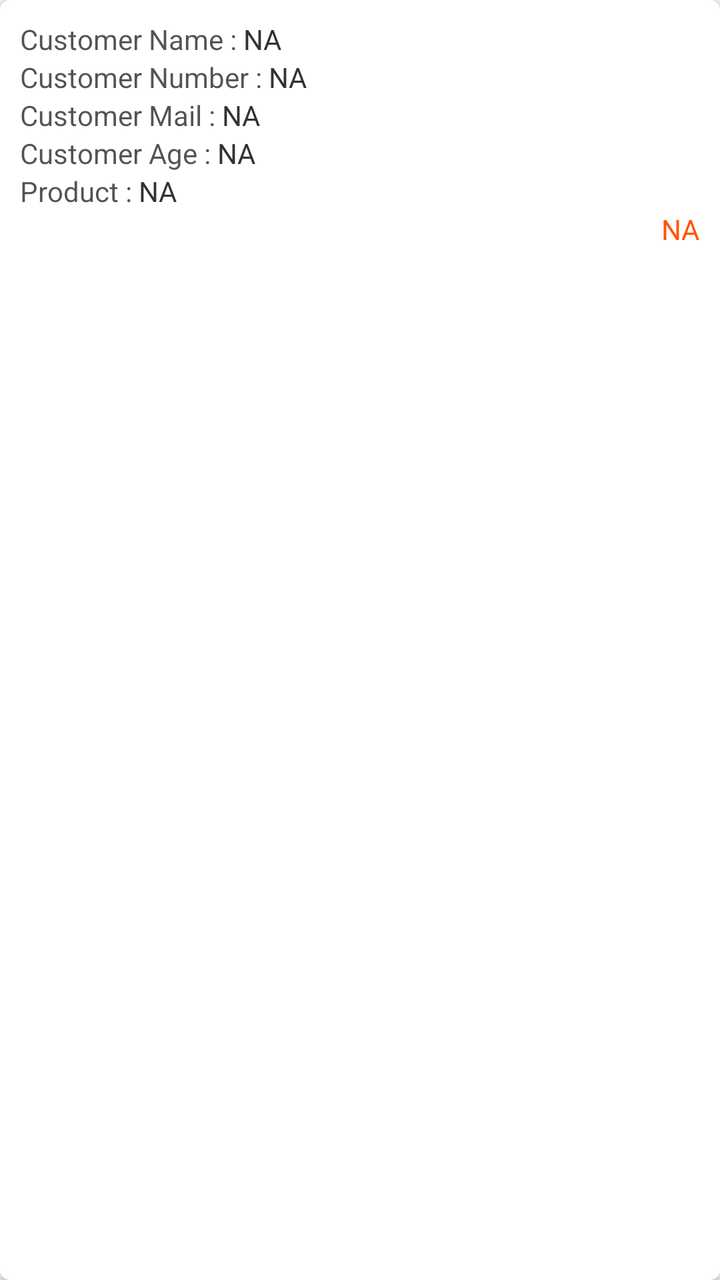
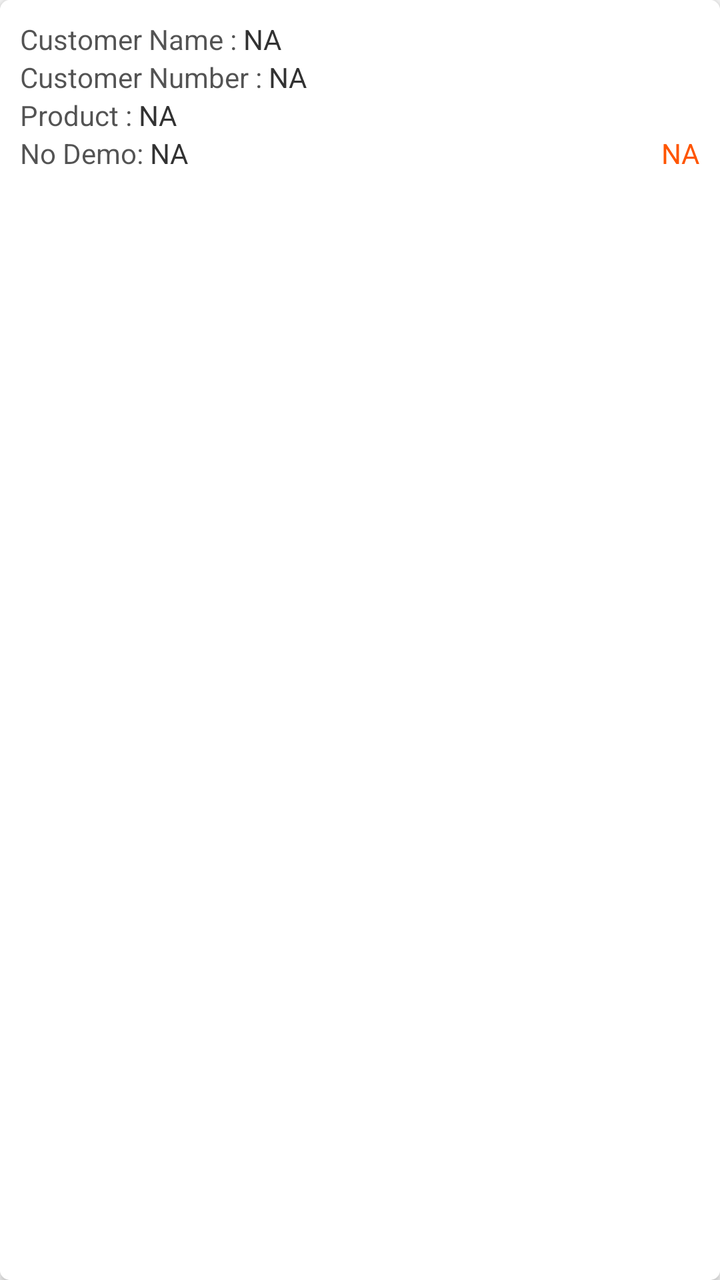

The first picture is an Android layout as it rendered before a commit; the second is the same layout after the commit. The layout source and the unified diff follow.
<!-- AndroidManifest.xml: application theme ApplicationStyle -->
<!-- res/layout/view_demo_item.xml -->
<?xml version="1.0" encoding="utf-8"?>
<androidx.cardview.widget.CardView xmlns:android="http://schemas.android.com/apk/res/android"
    xmlns:app="http://schemas.android.com/apk/res-auto"
    android:layout_width="match_parent"
    android:layout_height="wrap_content"
    android:layout_margin="@dimen/size_10"
    app:cardCornerRadius="@dimen/size_5"
    app:cardBackgroundColor="@color/white">

    <androidx.constraintlayout.widget.ConstraintLayout
        android:layout_width="match_parent"
        android:layout_height="match_parent"
        android:background="#fff"
        android:padding="10dp">

        <TextView
            android:id="@+id/tv_customerNameTitle"
            android:layout_width="wrap_content"
            android:layout_height="wrap_content"
            android:text="Customer Name : "
            android:textColor="#AC000000"
            app:layout_constraintStart_toStartOf="parent"
            app:layout_constraintTop_toTopOf="parent" />

        <TextView
            android:id="@+id/tv_customerNameValue"
            android:layout_width="wrap_content"
            android:layout_height="wrap_content"
            android:text="NA"
            app:layout_constraintStart_toEndOf="@+id/tv_customerNameTitle"
            app:layout_constraintTop_toTopOf="parent" />

        <TextView
            android:id="@+id/tv_customerNumberTitle"
            android:layout_width="wrap_content"
            android:layout_height="wrap_content"
            android:text="Customer Number : "
            android:textColor="#AC000000"
            app:layout_constraintStart_toStartOf="parent"
            app:layout_constraintTop_toBottomOf="@+id/tv_customerNameTitle" />

        <TextView
            android:id="@+id/tv_customerNumberValue"
            android:layout_width="wrap_content"
            android:layout_height="wrap_content"
            android:text="NA"
            app:layout_constraintStart_toEndOf="@+id/tv_customerNumberTitle"
            app:layout_constraintTop_toBottomOf="@+id/tv_customerNameValue" />

        <TextView
            android:id="@+id/tv_customerMailTitle"
            android:layout_width="wrap_content"
            android:layout_height="wrap_content"
            android:text="Customer Mail : "
            android:textColor="#AC000000"
            app:layout_constraintStart_toStartOf="parent"
            app:layout_constraintTop_toBottomOf="@+id/tv_customerNumberTitle" />

        <TextView
            android:id="@+id/tv_customerMailValue"
            android:layout_width="wrap_content"
            android:layout_height="wrap_content"
            android:text="NA"
            app:layout_constraintStart_toEndOf="@+id/tv_customerMailTitle"
            app:layout_constraintTop_toBottomOf="@+id/tv_customerNumberValue" />

        <TextView
            android:id="@+id/tv_customerAgeTitle"
            android:layout_width="wrap_content"
            android:layout_height="wrap_content"
            android:text="Customer Age : "
            android:textColor="#AC000000"
            app:layout_constraintStart_toStartOf="parent"
            app:layout_constraintTop_toBottomOf="@+id/tv_customerMailTitle" />

        <TextView
            android:id="@+id/tv_customerAgeValue"
            android:layout_width="wrap_content"
            android:layout_height="wrap_content"
            android:text="NA"
            app:layout_constraintStart_toEndOf="@+id/tv_customerAgeTitle"
            app:layout_constraintTop_toBottomOf="@+id/tv_customerMailValue" />

        <TextView
            android:id="@+id/tv_productTitle"
            android:layout_width="wrap_content"
            android:layout_height="wrap_content"
            android:text="Product : "
            android:textColor="#AC000000"
            app:layout_constraintStart_toStartOf="parent"
            app:layout_constraintTop_toBottomOf="@+id/tv_customerAgeTitle" />

        <TextView
            android:id="@+id/tv_productValue"
            android:layout_width="wrap_content"
            android:layout_height="wrap_content"
            android:text="NA"
            app:layout_constraintStart_toEndOf="@+id/tv_productTitle"
            app:layout_constraintTop_toBottomOf="@+id/tv_customerAgeValue" />

        <TextView
            android:id="@+id/tv_submittedDateValue"
            android:layout_width="wrap_content"
            android:layout_height="wrap_content"
            android:text="NA"
            android:textColor="@color/orange"
            app:layout_constraintEnd_toEndOf="parent"
            app:layout_constraintTop_toBottomOf="@+id/tv_productTitle" />

    </androidx.constraintlayout.widget.ConstraintLayout>

</androidx.cardview.widget.CardView>
<!-- resources referenced by this layout -->
<resources>
  <color name="orange">#ff5500
  </color>
  <color name="white">#ffffff
  </color>
  <dimen name="size_10">10dp</dimen>
  <dimen name="size_5">5dp</dimen>
  <style name="ApplicationStyle" parent="AppBaseTheme">
          <item name="android:windowNoTitle">true</item>
          <item name="android:windowBackground">@drawable/page2bg</item>
          <item name="android:buttonStyle">@style/CKButton</item>
      </style>
  <style name="AppBaseTheme" parent="android:Theme.Holo.Light">
          
      </style>
  <!-- drawable page2bg (drawable) -->
  <shape xmlns:android="http://schemas.android.com/apk/res/android"
      android:shape="rectangle" >
  
      <gradient
          android:angle="90"
          android:centerColor="#f6f6f6"
          android:endColor="#f6f6f6"
          android:startColor="#f6f6f6" />
  
      <corners android:radius="0dp" />
  
  </shape>
  <style name="CKButton" parent="android:style/Widget.Button">
          <item name="android:background">@drawable/custom_button</item>
          <item name="android:textColor">@color/white</item>
          <item name="android:textStyle">bold</item>
          <item name="android:shadowColor">#000000</item>
          <item name="android:shadowDx">1</item>
          <item name="android:shadowDy">2</item>
          <item name="android:shadowRadius">2</item>
          <item name="android:paddingLeft">@dimen/btnpadding</item>
          <item name="android:paddingRight">@dimen/btnpadding</item>
          <item name="android:minWidth">90dp</item>
  
          
          <item name="android:typeface">serif</item>
      </style>
  <!-- drawable custom_button (drawable) -->
  <?xml version="1.0" encoding="utf-8"?>
  <selector xmlns:android="http://schemas.android.com/apk/res/android" >
       <item android:state_pressed="true" >
           <shape android:shape="rectangle"  >
               <corners android:radius="@dimen/font_20" />
               <stroke android:width="1dip" android:color="@color/app_btn_color" />
               <gradient  android:angle="-90"  android:startColor="#00958f" android:endColor="#00958f"  />            
           </shape>
       </item>
      <item android:state_focused="true">
           <shape android:shape="rectangle"  >
               <corners android:radius="@dimen/font_20" />
               <stroke android:width="1dip" android:color="#00958f" />
               <solid  android:color="#00958f"/>       
           </shape>
       </item>  
      <item >
          <shape android:shape="rectangle"  >
               <corners android:radius="@dimen/font_20" />
               <stroke android:width="1dip" android:color="#00958f" />
               <gradient  android:angle="-90"  android:startColor="#00958f" android:endColor="#00958f" />            
           </shape>
       </item>
  </selector>
  <dimen name="btnpadding">5dp</dimen>
  <dimen name="font_20">20sp</dimen>
  <color name="app_btn_color">#00958f</color>
</resources>

<!-- the commit's change to res/layout/view_demo_item.xml (unified diff, before → after) -->
@@ -51,6 +51,7 @@
             android:id="@+id/tv_customerMailTitle"
             android:layout_width="wrap_content"
             android:layout_height="wrap_content"
+            android:visibility="gone"
             android:text="Customer Mail : "
             android:textColor="#AC000000"
             app:layout_constraintStart_toStartOf="parent"
@@ -59,6 +60,7 @@
         <TextView
             android:id="@+id/tv_customerMailValue"
             android:layout_width="wrap_content"
+            android:visibility="gone"
             android:layout_height="wrap_content"
             android:text="NA"
             app:layout_constraintStart_toEndOf="@+id/tv_customerMailTitle"
@@ -68,18 +70,20 @@
             android:id="@+id/tv_customerAgeTitle"
             android:layout_width="wrap_content"
             android:layout_height="wrap_content"
-            android:text="Customer Age : "
+            android:text="No Demo: "
+
             android:textColor="#AC000000"
             app:layout_constraintStart_toStartOf="parent"
-            app:layout_constraintTop_toBottomOf="@+id/tv_customerMailTitle" />
+            app:layout_constraintTop_toBottomOf="@+id/tv_productTitle" />
 
         <TextView
             android:id="@+id/tv_customerAgeValue"
             android:layout_width="wrap_content"
+
             android:layout_height="wrap_content"
             android:text="NA"
             app:layout_constraintStart_toEndOf="@+id/tv_customerAgeTitle"
-            app:layout_constraintTop_toBottomOf="@+id/tv_customerMailValue" />
+            app:layout_constraintTop_toBottomOf="@+id/tv_productTitle" />
 
         <TextView
             android:id="@+id/tv_productTitle"
@@ -88,7 +92,7 @@
             android:text="Product : "
             android:textColor="#AC000000"
             app:layout_constraintStart_toStartOf="parent"
-            app:layout_constraintTop_toBottomOf="@+id/tv_customerAgeTitle" />
+            app:layout_constraintTop_toBottomOf="@+id/tv_customerNumberValue" />
 
         <TextView
             android:id="@+id/tv_productValue"
@@ -96,7 +100,7 @@
             android:layout_height="wrap_content"
             android:text="NA"
             app:layout_constraintStart_toEndOf="@+id/tv_productTitle"
-            app:layout_constraintTop_toBottomOf="@+id/tv_customerAgeValue" />
+            app:layout_constraintTop_toBottomOf="@+id/tv_customerNumberValue" />
 
         <TextView
             android:id="@+id/tv_submittedDateValue"
